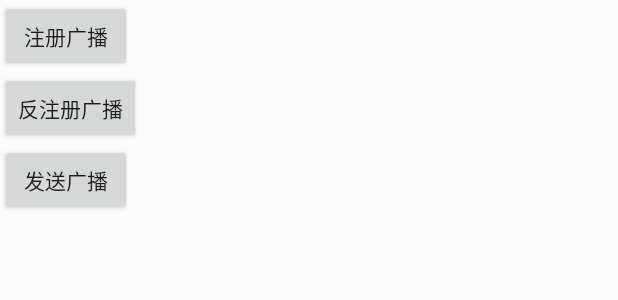
After one commit to furuiCQ/CustomTextView, an Android app: the layout activity_broadcastrecevier.xml on its own in the app's theme, with its tools: preview values and no code run, on a phone screen of 412 x 824 dp. The commit adds this screen. Shown: the top 300 px of the screen. Run offline under Robolectric (Android 15) with nearby library versions, the phone set to English and light mode, and no system bars.

Commit message:
广播以及周五考试机试题

```diff
--- a/MenuProject/app/src/main/java/com/frain/myapplication/MySqlite/AccountsPractice/InComeActivity.java
+++ b/MenuProject/app/src/main/java/com/frain/myapplication/MySqlite/AccountsPractice/InComeActivity.java
@@ -6,7 +6,6 @@ import android.app.TimePickerDialog;
 import android.content.DialogInterface;
 import android.database.Cursor;
 import android.database.sqlite.SQLiteDatabase;
-import android.net.Uri;
 import android.os.Bundle;
 import android.util.Log;
 import android.view.View;
@@ -15,8 +14,6 @@ import android.widget.EditText;
 import android.widget.TimePicker;
 
 import com.frain.myapplication.R;
-import com.google.android.gms.appindexing.AppIndex;
-import com.google.android.gms.common.api.GoogleApiClient;
 
 import java.util.Date;
 
--- /dev/null
+++ b/MenuProject/app/src/main/res/layout/activity_broadcastrecevier.xml
@@ -0,0 +1,20 @@
+<?xml version="1.0" encoding="utf-8"?>
+<LinearLayout xmlns:android="http://schemas.android.com/apk/res/android"
+    android:orientation="vertical" android:layout_width="match_parent"
+    android:layout_height="match_parent">
+    <Button
+        android:id="@+id/register_button"
+        android:layout_width="wrap_content"
+        android:layout_height="wrap_content"
+        android:text="注册广播"/>
+    <Button
+        android:id="@+id/unregister_button"
+        android:layout_width="wrap_content"
+        android:layout_height="wrap_content"
+        android:text="反注册广播"/>
+    <Button
+        android:id="@+id/send_button"
+        android:layout_width="wrap_content"
+        android:layout_height="wrap_content"
+        android:text="发送广播"/>
+</LinearLayout>
```
Also changed, not shown: MenuProject/app/src/main/AndroidManifest.xml (+15 -6 lines), MenuProject/app/src/main/java/com/frain/myapplication/BroadcastReceiver/BroadcastRecevierDemoActivity.java (added, +101 -0 lines), MenuProject/app/src/main/java/com/frain/myapplication/BroadcastReceiver/MyBroadCastRecevier.java (added, +24 -0 lines), MenuProject/app/src/main/java/com/frain/myapplication/ContentProvider/TestContentProvider/StudentProvider.java (+0 -7 lines), MenuProject/app/src/main/java/com/frain/myapplication/SixTestDemo/FristActivity.java (added, +62 -0 lines), MenuProject/app/src/main/java/com/frain/myapplication/SixTestDemo/MySqliteOpenHelper.java (added, +47 -0 lines), MenuProject/app/src/main/res/layout/activity_frist.xml (added, +11 -0 lines).
